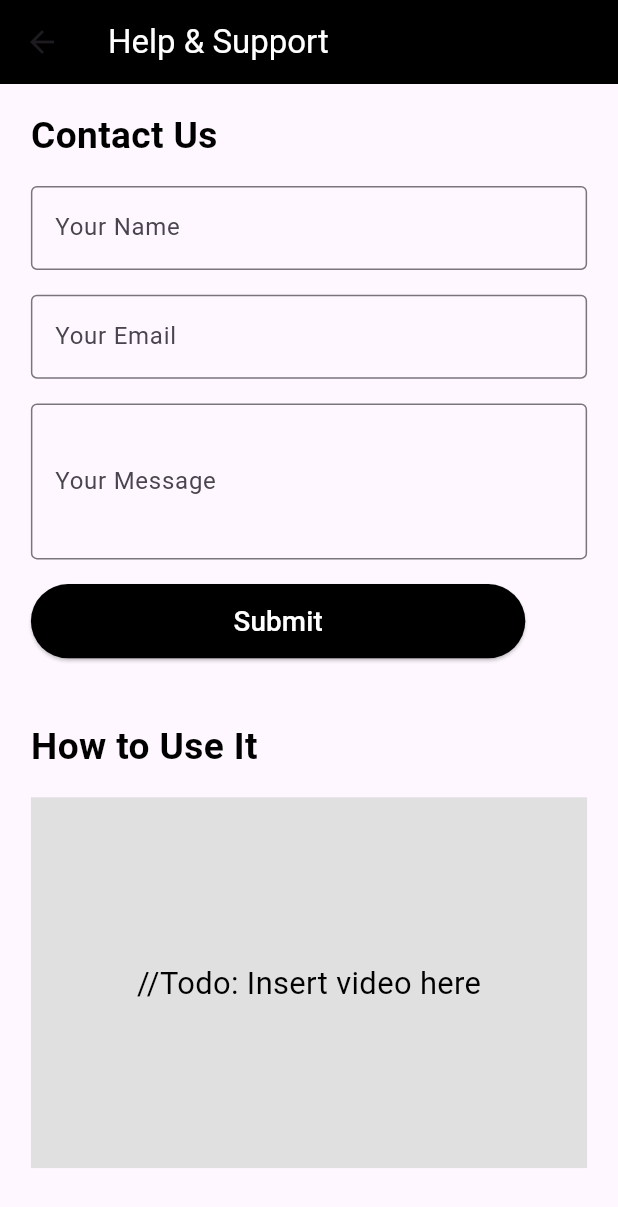
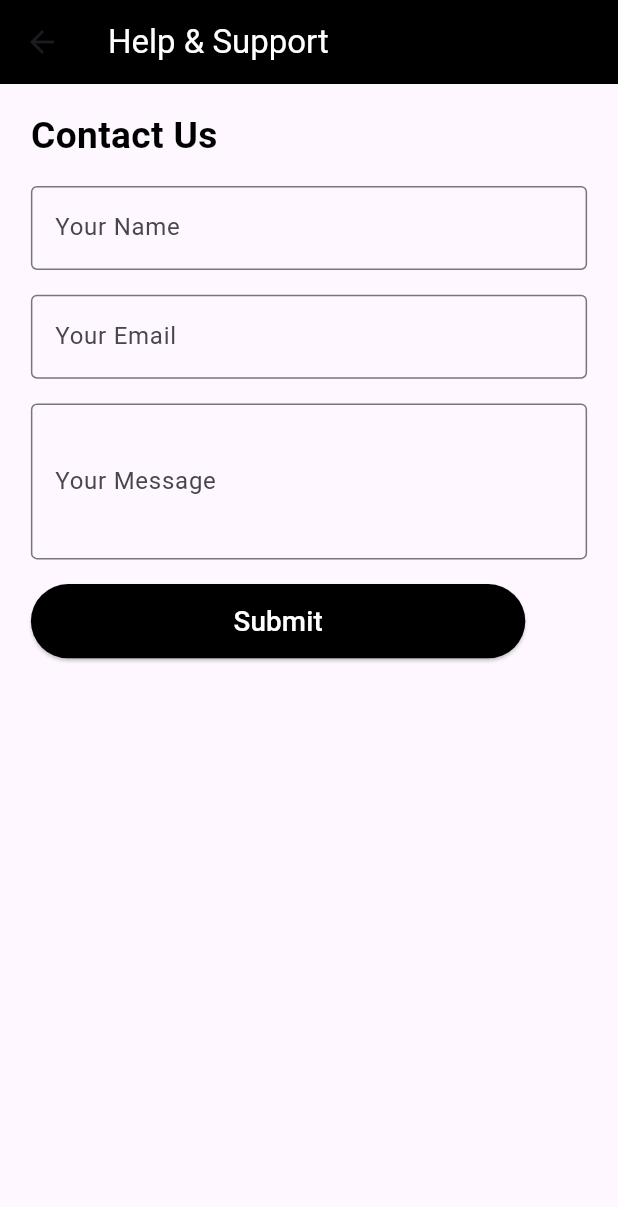
Before and after one commit to shokrfy/smart-glove-project, a Flutter app: the HelpScreen screen opened by its route, on a phone screen of 412 x 824 dp. Shown: the top 1207 px of the screen. Run offline on Flutter 3.47's test engine with Material 3 defaults, Android fonts, the phone set to English and light mode, and no system bars; our stand-ins replace flutter_blue_plus, flutter_tts, logger, permission_handler, speech_to_text.

Commit message:
مسح الزياده في help

```diff
--- a/lib/the_app_ui/the_screens/the_views/the_help_view.dart
+++ b/lib/the_app_ui/the_screens/the_views/the_help_view.dart
@@ -17,10 +17,10 @@ class _HelpScreenState extends State<HelpScreen> {
 
     return Scaffold(
       appBar: AppBar(
-        title: Text('Help & Support' , style: TextStyle(color: Colors.white),),
+        title: Text('Help & Support', style: TextStyle(color: Colors.white)),
         backgroundColor: Colors.black,
       ),
-      body: SingleChildScrollView( // Makes the content scrollable
+      body: SingleChildScrollView(
         child: Padding(
           padding: EdgeInsets.symmetric(horizontal: screenWidth * 0.05),
           child: Column(
@@ -75,65 +75,6 @@ class _HelpScreenState extends State<HelpScreen> {
                 ),
               ),
               SizedBox(height: screenHeight * 0.05),
-              Text(
-                'How to Use It',
-                style: TextStyle(
-                  fontSize: screenWidth * 0.06,
-                  fontWeight: FontWeight.bold,
-                  color: Colors.black,
-                ),
-              ),
-              SizedBox(height: screenHeight * 0.02),
-              Container(
-                height: screenHeight * 0.3,
-                width: double.infinity,
-                color: Colors.grey[300],
-                child: Center(
-                  // Todo : add the video here
-                  child: Text(
-                    '//Todo: Insert video here',
-                    style: TextStyle(
-                      fontSize: screenWidth * 0.05,
-                      color: Colors.black,
-                    ),
-                  ),
-                ),
-              ),
-              SizedBox(height: screenHeight * 0.05),
-              Text(
-                'Report a Problem',
-                style: TextStyle(
-                  fontSize: screenWidth * 0.06,
-                  fontWeight: FontWeight.bold,
-                  color: Colors.black,
-                ),
-              ),
-              SizedBox(height: screenHeight * 0.02),
-              TextField(
-                // Todo : get the report logic here
-                decoration: InputDecoration(
-                  labelText: 'Describe the issue...',
-                  border: OutlineInputBorder(),
-                ),
-              ),
-              SizedBox(height: screenHeight * 0.02),
-              ElevatedButton(
-                onPressed: () {
-                  // Todo: Handle Report button press
-                },
-                style: ElevatedButton.styleFrom(
-                  backgroundColor: Colors.black,
-                  fixedSize: Size(screenWidth * 0.8, screenHeight * 0.06),
-                ),
-                child: Text(
-                  'Report',
-                  style: TextStyle(
-                    fontSize: screenWidth * 0.045,
-                    color: Colors.white,
-                  ),
-                ),
-              ),
-              SizedBox(height: screenHeight * 0.05),
             ],
           ),
         ),
```
